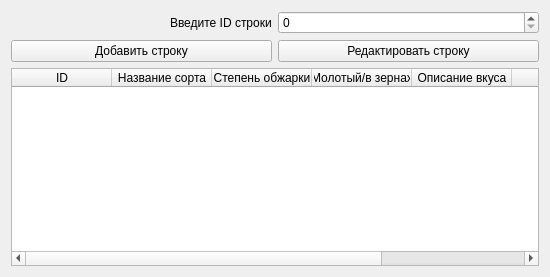
The window that addEditCoffeeForm.ui (yarikmuhatdinov/coffee) describes before a commit, drawn with Qt 5.
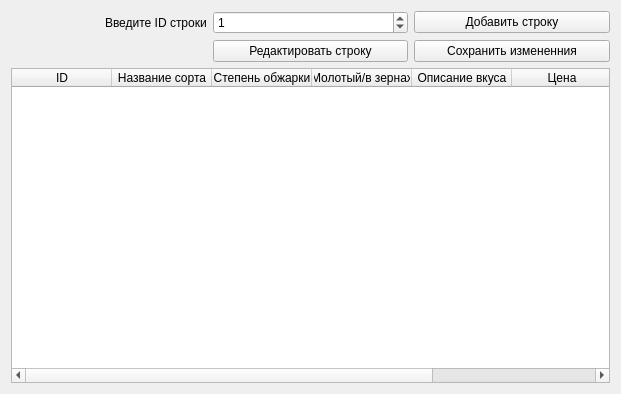
The same window after the commit.

Commit message: Изменение строки

```diff
--- a/addEditCoffeeForm.ui
+++ b/addEditCoffeeForm.ui
@@ -6,8 +6,8 @@
    <rect>
     <x>0</x>
     <y>0</y>
-    <width>550</width>
-    <height>277</height>
+    <width>621</width>
+    <height>394</height>
    </rect>
   </property>
   <property name="sizePolicy">
@@ -27,7 +27,35 @@
      </property>
     </widget>
    </item>
-   <item row="4" column="0" colspan="2">
+   <item row="0" column="1">
+    <widget class="QSpinBox" name="spinBox">
+     <property name="value">
+      <number>1</number>
+     </property>
+    </widget>
+   </item>
+   <item row="2" column="1">
+    <widget class="QPushButton" name="pushButtonEdit">
+     <property name="text">
+      <string>Редактировать строку</string>
+     </property>
+    </widget>
+   </item>
+   <item row="0" column="2">
+    <widget class="QPushButton" name="pushButtonAdd">
+     <property name="text">
+      <string>Добавить строку</string>
+     </property>
+    </widget>
+   </item>
+   <item row="2" column="2">
+    <widget class="QPushButton" name="pushButtonSave">
+     <property name="text">
+      <string>Сохранить измененния</string>
+     </property>
+    </widget>
+   </item>
+   <item row="5" column="0" colspan="3">
     <widget class="QTableWidget" name="tableWidget">
      <column>
       <property name="text">
@@ -67,22 +95,20 @@
     </widget>
    </item>
    <item row="2" column="0">
-    <widget class="QPushButton" name="pushButtonAdd">
-     <property name="text">
-      <string>Добавить строку</string>
+    <widget class="QLabel" name="label_info">
+     <property name="font">
+      <font>
+       <kerning>true</kerning>
+      </font>
      </property>
-    </widget>
-   </item>
-   <item row="2" column="1">
-    <widget class="QPushButton" name="pushButtonEdit">
      <property name="text">
-      <string>Редактировать строку</string>
+      <string/>
      </property>
+     <property name="alignment">
+      <set>Qt::AlignCenter</set>
+     </property>
     </widget>
    </item>
-   <item row="0" column="1">
-    <widget class="QSpinBox" name="spinBox"/>
-   </item>
   </layout>
  </widget>
  <resources/>
```
The commit also changes 2 other files.
